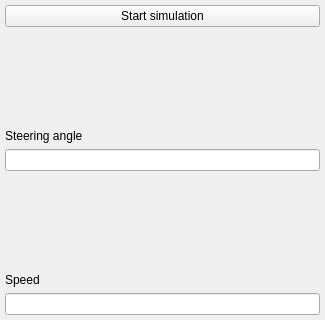
The window that qgis_swept_path_dockwidget_base.ui (lugafner/QgisSweptPath) describes before a commit, drawn with Qt 5.
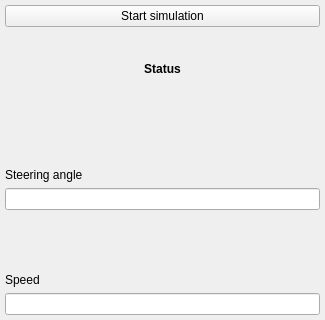
The same window after the commit.

Commit message: Implement QGIS Shortcuts for controls

```diff
--- a/qgis_swept_path_dockwidget_base.ui
+++ b/qgis_swept_path_dockwidget_base.ui
@@ -27,19 +27,6 @@
     <property name="bottomMargin">
      <number>5</number>
     </property>
-    <item row="1" column="0">
-     <widget class="QLabel" name="lblSteeringAngle">
-      <property name="text">
-       <string>Steering angle</string>
-      </property>
-      <property name="alignment">
-       <set>Qt::AlignBottom|Qt::AlignLeading|Qt::AlignLeft</set>
-      </property>
-     </widget>
-    </item>
-    <item row="2" column="0">
-     <widget class="QLineEdit" name="txtSteeringAngle"/>
-    </item>
     <item row="0" column="0">
      <widget class="QPushButton" name="btnStartSimulation">
       <property name="text">
@@ -47,10 +34,10 @@
       </property>
      </widget>
     </item>
-    <item row="4" column="0">
-     <widget class="QLineEdit" name="txtSpeed"/>
-    </item>
     <item row="3" column="0">
+     <widget class="QLineEdit" name="txtSteeringAngle"/>
+    </item>
+    <item row="4" column="0">
      <widget class="QLabel" name="lblSpeed">
       <property name="text">
        <string>Speed</string>
@@ -60,6 +47,35 @@
       </property>
      </widget>
     </item>
+    <item row="2" column="0">
+     <widget class="QLabel" name="lblSteeringAngle">
+      <property name="text">
+       <string>Steering angle</string>
+      </property>
+      <property name="alignment">
+       <set>Qt::AlignBottom|Qt::AlignLeading|Qt::AlignLeft</set>
+      </property>
+     </widget>
+    </item>
+    <item row="5" column="0">
+     <widget class="QLineEdit" name="txtSpeed"/>
+    </item>
+    <item row="1" column="0">
+     <widget class="QLabel" name="lblStatus">
+      <property name="font">
+       <font>
+        <weight>75</weight>
+        <bold>true</bold>
+       </font>
+      </property>
+      <property name="text">
+       <string>Status</string>
+      </property>
+      <property name="alignment">
+       <set>Qt::AlignCenter</set>
+      </property>
+     </widget>
+    </item>
    </layout>
   </widget>
  </widget>
```
The commit also changes 1 other file.
